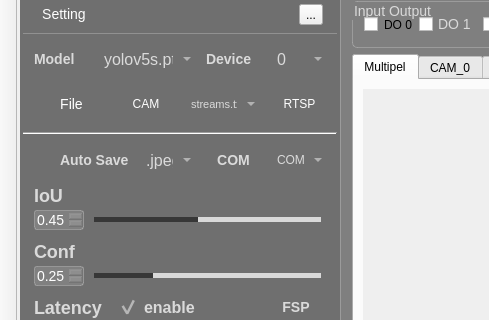
Above: ui_files/main_win.ui from bigcheng123/Scratches-detected before the change; both pictures show x 0 to 489 and y 84 to 404 of the 1353 by 785 pixel window. Below: the same form after it.
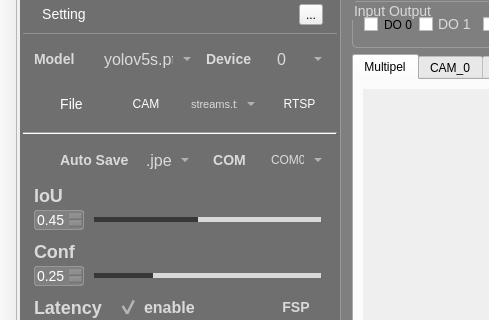
That is the form after the change. Icons and pictures are not drawn. Custom widgets are drawn as their Qt base class.

The edit to the form file:
```diff
--- a/ui_files/main_win.ui
+++ b/ui_files/main_win.ui
@@ -1350,7 +1350,7 @@
                <widget class="QComboBox" name="comboBox_port">
                 <property name="minimumSize">
                  <size>
-                  <width>0</width>
+                  <width>60</width>
                   <height>28</height>
                  </size>
                 </property>
```
Left out of the diff: 2 changed lines with no effect on the pictures.
